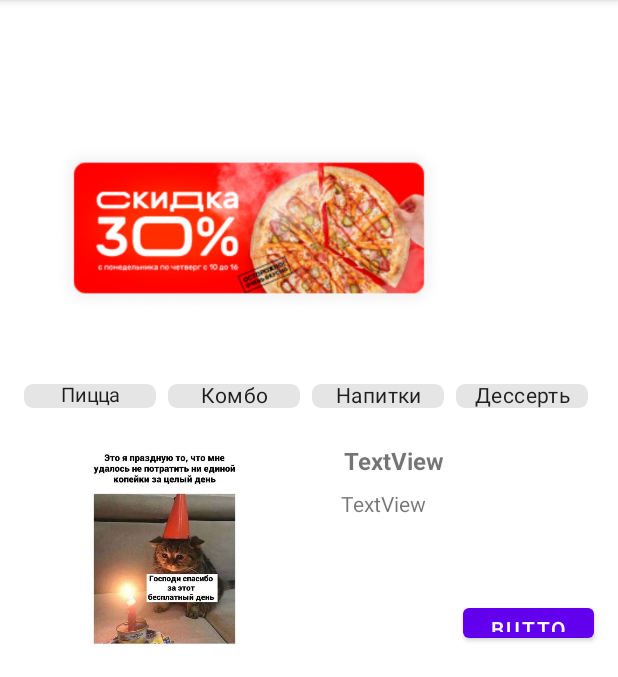
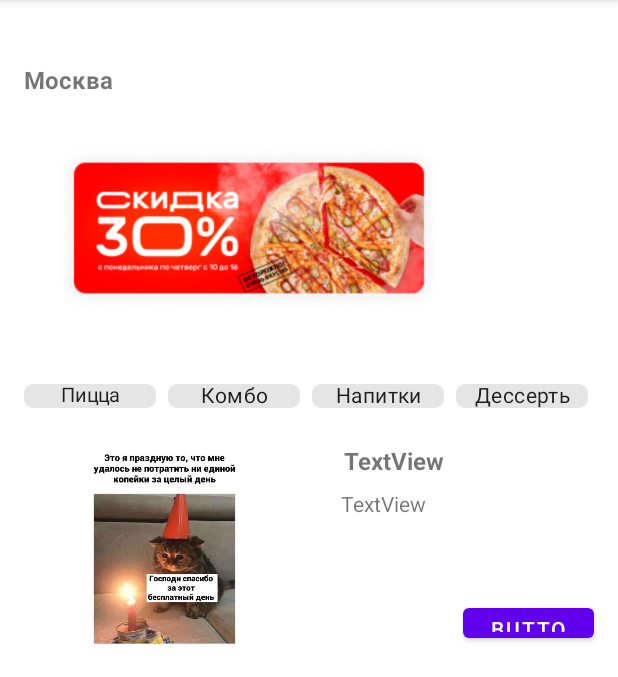
Before and after one commit to MikleRuk/Appbar, an Android app: the screen it shows after launch (MainActivity), on a phone screen of 412 x 824 dp, the part 84-761 px from its top. Run offline under Robolectric (Android 15) with nearby library versions, the phone set to English and light mode, and no system bars.

```diff
--- a/app/src/main/res/layout/activity_main.xml
+++ b/app/src/main/res/layout/activity_main.xml
@@ -23,6 +23,16 @@
             app:toolbarId="@+id/toolbar">
 
 
+            <TextView
+                android:id="@+id/textView"
+                android:layout_width="wrap_content"
+                android:layout_height="wrap_content"
+                android:layout_marginTop="42dp"
+                android:layout_marginStart="16dp"
+                android:textStyle="bold"
+                android:textSize="16dp"
+                android:text="Москва" />
+
             <ImageView
                 android:id="@+id/imageView13"
                 android:layout_width="300dp"
@@ -34,7 +44,7 @@
             <androidx.appcompat.widget.Toolbar
                 android:id="@+id/toolbar"
                 android:layout_width="match_parent"
-                android:layout_height="55dp"
+                android:layout_height="45dp"
                 android:background="#FFFFFF"
                 app:subtitleTextColor="#FFFFFF">
 
```
